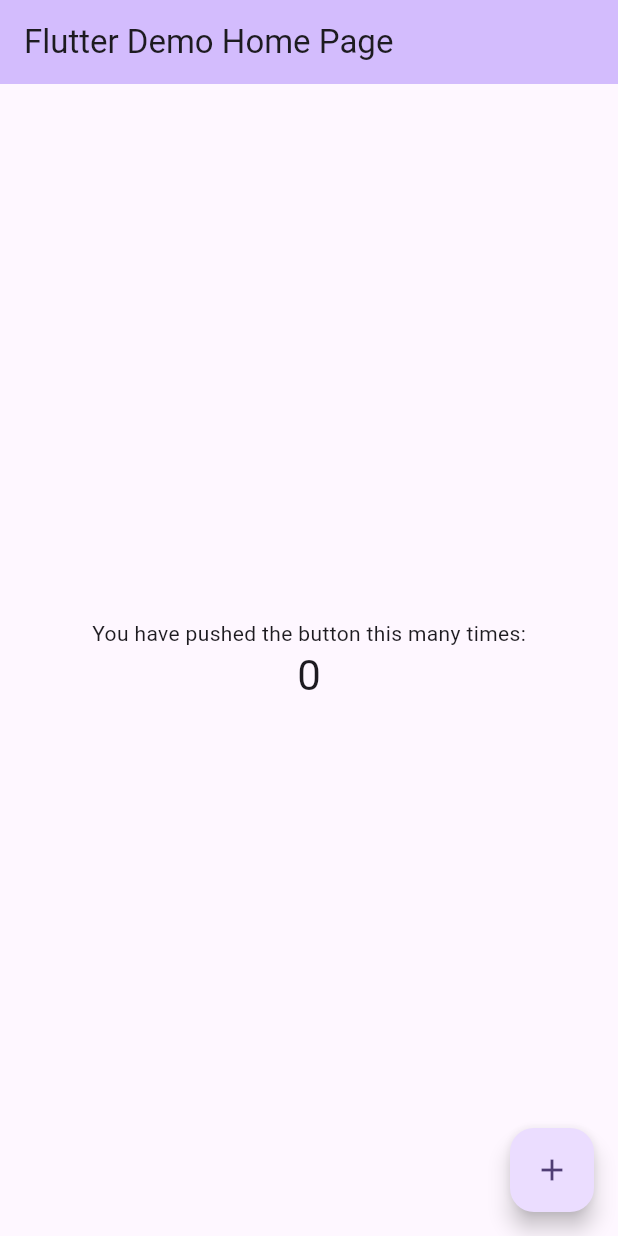
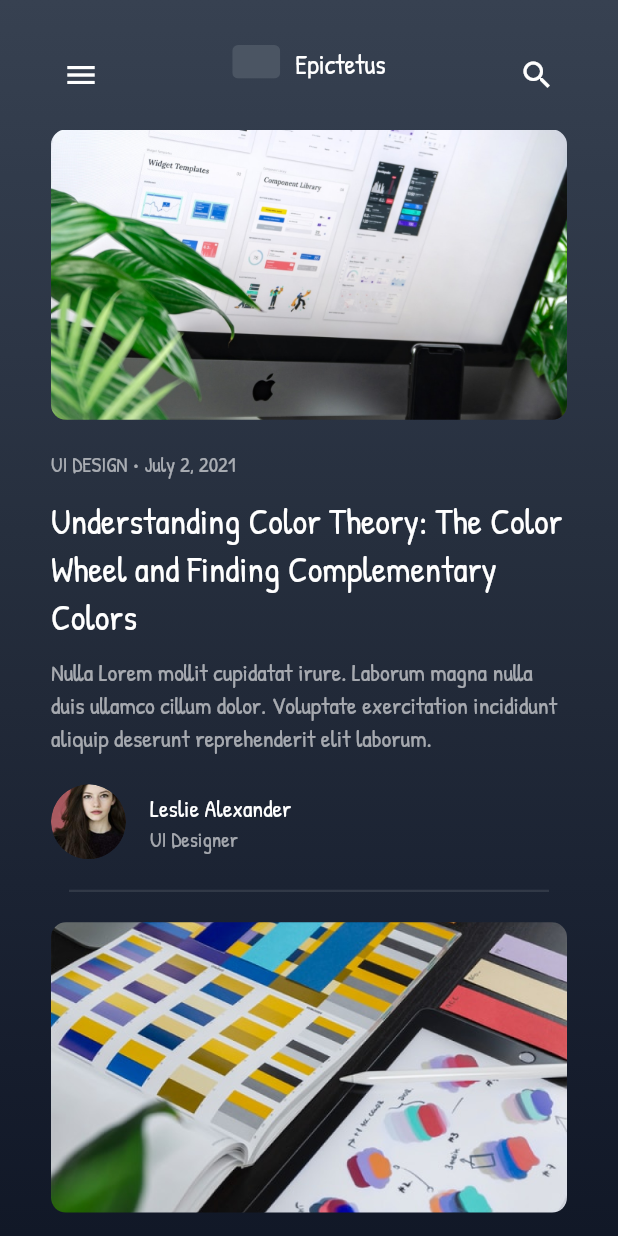
Before and after one commit to habdwahid/epictetus, a Flutter app: the screen it shows after launch, on a phone screen of 412 x 824 dp. Run offline on Flutter 3.47's test engine with Material 2 defaults, Android fonts, the phone set to English and light mode, and no system bars.

Commit message:
feat: home page created

```diff
--- /dev/null
+++ b/lib/components/app_bar.dart
@@ -0,0 +1,60 @@
+import 'package:flutter/material.dart';
+
+class CustomAppBar extends StatelessWidget {
+  const CustomAppBar({Key? key}) : super(key: key);
+
+  @override
+  Widget build(BuildContext context) {
+    return Padding(
+      padding: const EdgeInsets.symmetric(vertical: 30.0),
+      child: Row(
+        mainAxisAlignment: MainAxisAlignment.spaceBetween,
+        children: <Widget>[
+          IconButton(
+            icon: const Icon(
+              Icons.menu,
+              size: 24.0,
+            ),
+            onPressed: () {},
+          ),
+          Row(
+            children: [
+              ClipRRect(
+                borderRadius: BorderRadius.circular(4.0),
+                child: Container(
+                  color: const Color(0xff4B5563),
+                  padding: const EdgeInsets.symmetric(
+                    horizontal: 12.0,
+                    vertical: 8.0,
+                  ),
+                  child: const Text(
+                    'E',
+                    style: TextStyle(
+                      color: Colors.white,
+                      fontSize: 18.0,
+                    ),
+                  ),
+                ),
+              ),
+              const SizedBox(width: 10.0),
+              const Text(
+                'Epictetus',
+                style: TextStyle(
+                  color: Colors.white,
+                  fontSize: 18.0,
+                ),
+              ),
+            ],
+          ),
+          IconButton(
+            icon: const Icon(
+              Icons.search,
+              size: 24.0,
+            ),
+            onPressed: () {},
+          ),
+        ],
+      ),
+    );
+  }
+}
--- a/lib/main.dart
+++ b/lib/main.dart
@@ -1,125 +1,63 @@
+import 'package:epictetus/components/app_bar.dart';
+import 'package:epictetus/main_screen.dart';
 import 'package:flutter/material.dart';
 
-void main() {
-  runApp(const MyApp());
-}
+void main() => runApp(const MyApp());
 
 class MyApp extends StatelessWidget {
-  const MyApp({super.key});
+  const MyApp({Key? key}) : super(key: key);
 
-  // This widget is the root of your application.
   @override
   Widget build(BuildContext context) {
     return MaterialApp(
-      title: 'Flutter Demo',
+      home: Scaffold(
+        backgroundColor: Colors.black,
+        body: SafeArea(
+          child: Container(
+            padding: const EdgeInsets.symmetric(horizontal: 30.0),
+            decoration: const BoxDecoration(
+              gradient: LinearGradient(
+                begin: Alignment.topCenter,
+                end: Alignment.bottomCenter,
+                colors: <Color>[
+                  Color(0xff374151),
+                  Color(0xff313b4b),
+                  Color(0xff2c3545),
+                  Color(0xff262f3e),
+                  Color(0xff212938),
+                  Color(0xff1b2333),
+                  Color(0xff161d2d),
+                  Color(0xff111827),
+                ],
+                tileMode: TileMode.mirror,
+              ),
+            ),
+            height: double.infinity,
+            child: const Column(
+              crossAxisAlignment: CrossAxisAlignment.stretch,
+              children: [
+                Flexible(
+                  child: CustomAppBar(),
+                ),
+                Flexible(
+                  flex: 9,
+                  fit: FlexFit.tight,
+                  child: MainScreen(),
+                ),
+              ],
+            ),
+          ),
+        ),
+      ),
       theme: ThemeData(
-        // This is the theme of your application.
-        //
-        // TRY THIS: Try running your application with "flutter run". You'll see
-        // the application has a blue toolbar. Then, without quitting the app,
-        // try changing the seedColor in the colorScheme below to Colors.green
-        // and then invoke "hot reload" (save your changes or press the "hot
-        // reload" button in a Flutter-supported IDE, or press "r" if you used
-        // the command line to start the app).
-        //
-        // Notice that the counter didn't reset back to zero; the application
-        // state is not lost during the reload. To reset the state, use hot
-        // restart instead.
-        //
-        // This works for code too, not just values: Most code changes can be
-        // tested with just a hot reload.
-        colorScheme: ColorScheme.fromSeed(seedColor: Colors.deepPurple),
-        useMaterial3: true,
+        fontFamily: 'Patrick Hand',
+        cardTheme: const CardTheme(
+          color: Colors.transparent,
+          shadowColor: Colors.transparent,
+        ),
+        iconTheme: const IconThemeData(color: Colors.white),
       ),
-      home: const MyHomePage(title: 'Flutter Demo Home Page'),
+      title: 'Epictetus',
     );
   }
 }
-
-class MyHomePage extends StatefulWidget {
-  const MyHomePage({super.key, required this.title});
-
-  // This widget is the home page of your application. It is stateful, meaning
-  // that it has a State object (defined below) that contains fields that affect
-  // how it looks.
-
-  // This class is the configuration for the state. It holds the values (in this
-  // case the title) provided by the parent (in this case the App widget) and
-  // used by the build method of the State. Fields in a Widget subclass are
-  // always marked "final".
-
-  final String title;
-
-  @override
-  State<MyHomePage> createState() => _MyHomePageState();
-}
-
-class _MyHomePageState extends State<MyHomePage> {
-  int _counter = 0;
-
-  void _incrementCounter() {
-    setState(() {
-      // This call to setState tells the Flutter framework that something has
-      // changed in this State, which causes it to rerun the build method below
-      // so that the display can reflect the updated values. If we changed
-      // _counter without calling setState(), then the build method would not be
-      // called again, and so nothing would appear to happen.
-      _counter++;
-    });
-  }
-
-  @override
-  Widget build(BuildContext context) {
-    // This method is rerun every time setState is called, for instance as done
-    // by the _incrementCounter method above.
-    //
-    // The Flutter framework has been optimized to make rerunning build methods
-    // fast, so that you can just rebuild anything that needs updating rather
-    // than having to individually change instances of widgets.
-    return Scaffold(
-      appBar: AppBar(
-        // TRY THIS: Try changing the color here to a specific color (to
-        // Colors.amber, perhaps?) and trigger a hot reload to see the AppBar
-        // change color while the other colors stay the same.
-        backgroundColor: Theme.of(context).colorScheme.inversePrimary,
-        // Here we take the value from the MyHomePage object that was created by
-        // the App.build method, and use it to set our appbar title.
-        title: Text(widget.title),
-      ),
-      body: Center(
-        // Center is a layout widget. It takes a single child and positions it
-        // in the middle of the parent.
-        child: Column(
-          // Column is also a layout widget. It takes a list of children and
-          // arranges them vertically. By default, it sizes itself to fit its
-          // children horizontally, and tries to be as tall as its parent.
-          //
-          // Column has various properties to control how it sizes itself and
-          // how it positions its children. Here we use mainAxisAlignment to
-          // center the children vertically; the main axis here is the vertical
-          // axis because Columns are vertical (the cross axis would be
-          // horizontal).
-          //
-          // TRY THIS: Invoke "debug painting" (choose the "Toggle Debug Paint"
-          // action in the IDE, or press "p" in the console), to see the
-          // wireframe for each widget.
-          mainAxisAlignment: MainAxisAlignment.center,
-          children: <Widget>[
-            const Text(
-              'You have pushed the button this many times:',
-            ),
-            Text(
-              '$_counter',
-              style: Theme.of(context).textTheme.headlineMedium,
-            ),
-          ],
-        ),
-      ),
-      floatingActionButton: FloatingActionButton(
-        onPressed: _incrementCounter,
-        tooltip: 'Increment',
-        child: const Icon(Icons.add),
-      ), // This trailing comma makes auto-formatting nicer for build methods.
-    );
-  }
-}
--- /dev/null
+++ b/lib/main_screen.dart
@@ -0,0 +1,118 @@
+import 'package:epictetus/detail_screen.dart';
+import 'package:epictetus/model/posts.dart';
+import 'package:flutter/material.dart';
+
+class MainScreen extends StatelessWidget {
+  const MainScreen({Key? key}) : super(key: key);
+
+  @override
+  Widget build(BuildContext context) {
+    return ListView.separated(
+      itemBuilder: (context, i) {
+        final Posts post = postLists[i];
+
+        return InkWell(
+          onTap: () => Navigator.push(
+            context,
+            MaterialPageRoute(
+              builder: (context) {
+                return DetailScreen(post: post);
+              },
+            ),
+          ),
+          child: Card(
+            child: Column(
+              crossAxisAlignment: CrossAxisAlignment.stretch,
+              children: [
+                ClipRRect(
+                  borderRadius: BorderRadius.circular(10.0),
+                  child: AspectRatio(
+                    aspectRatio: 16 / 9,
+                    child: Image.asset(
+                      post.imgAsset,
+                      alignment: Alignment.center,
+                      fit: BoxFit.cover,
+                    ),
+                  ),
+                ),
+                Container(
+                  margin: const EdgeInsets.only(bottom: 12.0, top: 20.0),
+                  child: Text(
+                    '${post.category} • ${post.createdAt}',
+                    style: const TextStyle(
+                      color: Color.fromRGBO(255, 255, 255, 0.6),
+                      fontSize: 14.0,
+                    ),
+                  ),
+                ),
+                Text(
+                  post.title,
+                  style: const TextStyle(
+                    color: Colors.white,
+                    fontSize: 24.0,
+                  ),
+                ),
+                Container(
+                  margin: const EdgeInsets.only(
+                    bottom: 20.0,
+                    top: 10.0,
+                  ),
+                  child: Text(
+                    post.body,
+                    style: const TextStyle(
+                      color: Color.fromRGBO(255, 255, 255, 0.6),
+                      fontSize: 16.0,
+                    ),
+                  ),
+                ),
+                Row(
+                  crossAxisAlignment: CrossAxisAlignment.center,
+                  children: <Widget>[
+                    ClipRRect(
+                      borderRadius: BorderRadius.circular(25.0),
+                      child: Image.asset(
+                        post.authorImgAsset,
+                        alignment: Alignment.center,
+                        fit: BoxFit.cover,
+                        height: 50.0,
+                        width: 50.0,
+                      ),
+                    ),
+                    const SizedBox(width: 16.0),
+                    Column(
+                      crossAxisAlignment: CrossAxisAlignment.start,
+                      children: <Widget>[
+                        Text(
+                          post.author,
+                          style: const TextStyle(
+                            color: Colors.white,
+                            fontSize: 16.0,
+                          ),
+                        ),
+                        Text(
+                          post.authorRole,
+                          style: const TextStyle(
+                            color: Color.fromRGBO(255, 255, 255, 0.6),
+                            fontSize: 14.0,
+                          ),
+                        ),
+                      ],
+                    ),
+                  ],
+                )
+              ],
+            ),
+          ),
+        );
+      },
+      itemCount: postLists.length,
+      separatorBuilder: (context, index) => const Divider(
+        color: Color.fromRGBO(255, 255, 255, 0.1),
+        endIndent: 16.0,
+        height: 34.0,
+        indent: 16.0,
+        thickness: 1.5,
+      ),
+    );
+  }
+}
--- /dev/null
+++ b/lib/model/posts.dart
@@ -0,0 +1,73 @@
+class Posts {
+  String title,
+      category,
+      body,
+      imgAsset,
+      author,
+      authorImgAsset,
+      authorRole,
+      createdAt;
+
+  Posts({
+    required this.title,
+    required this.category,
+    required this.body,
+    required this.imgAsset,
+    required this.author,
+    required this.authorImgAsset,
+    required this.authorRole,
+    required this.createdAt,
+  });
+}
+
+var postLists = [
+  Posts(
+    title:
+        'Understanding Color Theory: The Color Wheel and Finding Complementary Colors',
+    category: 'UI DESIGN',
+    body:
+        'Nulla Lorem mollit cupidatat irure. Laborum magna nulla duis ullamco cillum dolor. Voluptate exercitation incididunt aliquip deserunt reprehenderit elit laborum.',
+    imgAsset:
+        'images/posts/understanding-color-theory-the-color-wheel-and-finding-complementary-colors.png',
+    author: 'Leslie Alexander',
+    authorImgAsset: 'images/avatar/leslie-alexander.png',
+    authorRole: 'UI Designer',
+    createdAt: 'July 2, 2021',
+  ),
+  Posts(
+    title: 'How To Design A Product That Can Grow Itself 10x In Year',
+    category: 'INTERNET',
+    body:
+        'Auctor Porta. Augue vitae diam mauris faucibus blandit elit per, feugiat leo dui orci. Etiam vestibulum. Nostra netus per conubia dolor.',
+    imgAsset:
+        'images/posts/how-to-design-a-product-that-can-grow-itself-10x-in-year.png',
+    author: 'Jenny Wilson',
+    authorImgAsset: 'images/avatar/jenny-wilson.png',
+    authorRole: 'Product Designer',
+    createdAt: 'June 28, 2021',
+  ),
+  Posts(
+    title: 'The More Important The Work, The More Important The Rest',
+    category: '9 TO 5',
+    body:
+        'Suitable Quality is determined by product users, clients or customers, not by society in general. For example, a low priced product may be viewed as having high.',
+    imgAsset:
+        'images/posts/the-more-important-the-work-the-iore-important-the-rest.png',
+    author: 'Esther Howard',
+    authorImgAsset: 'images/avatar/ester-howard.png',
+    authorRole: 'Entrepreneur',
+    createdAt: 'June 22, 2021',
+  ),
+  Posts(
+    title: 'Email Love - Email Inspiration, Templates and Discovery',
+    category: 'INSPIRATIONS',
+    body:
+        'Consider that for a moment: everything we see around us is assumed to have had a cause and is contingent upon something else.',
+    imgAsset:
+        'images/posts/email-love-email-inspiration-templates-and-discovery.png',
+    author: 'Robert Fox',
+    authorImgAsset: 'images/avatar/robert-fox.png',
+    authorRole: 'Front-End Engineer',
+    createdAt: 'June 18, 2021',
+  ),
+];
```
Also changed, not shown: pubspec.yaml (+7 -14 lines), fonts/PatrickHand-Regular.ttf (added), images/avatar/ester-howard.png (added), images/avatar/jenny-wilson.png (added), images/avatar/leslie-alexander.png (added), images/avatar/robert-fox.png (added), images/posts/email-love-email-inspiration-templates-and-discovery-1.png (added), images/posts/email-love-email-inspiration-templates-and-discovery.png (added), images/posts/how-to-design-a-product-that-can-grow-itself-10x-in-year-1.png (added), images/posts/how-to-design-a-product-that-can-grow-itself-10x-in-year.png (added), images/posts/the-more-important-the-work-the-iore-important-the-rest-1.png (added), images/posts/the-more-important-the-work-the-iore-important-the-rest.png (added), images/posts/understanding-color-theory-the-color-wheel-and-finding-complementary-colors.png (added).
